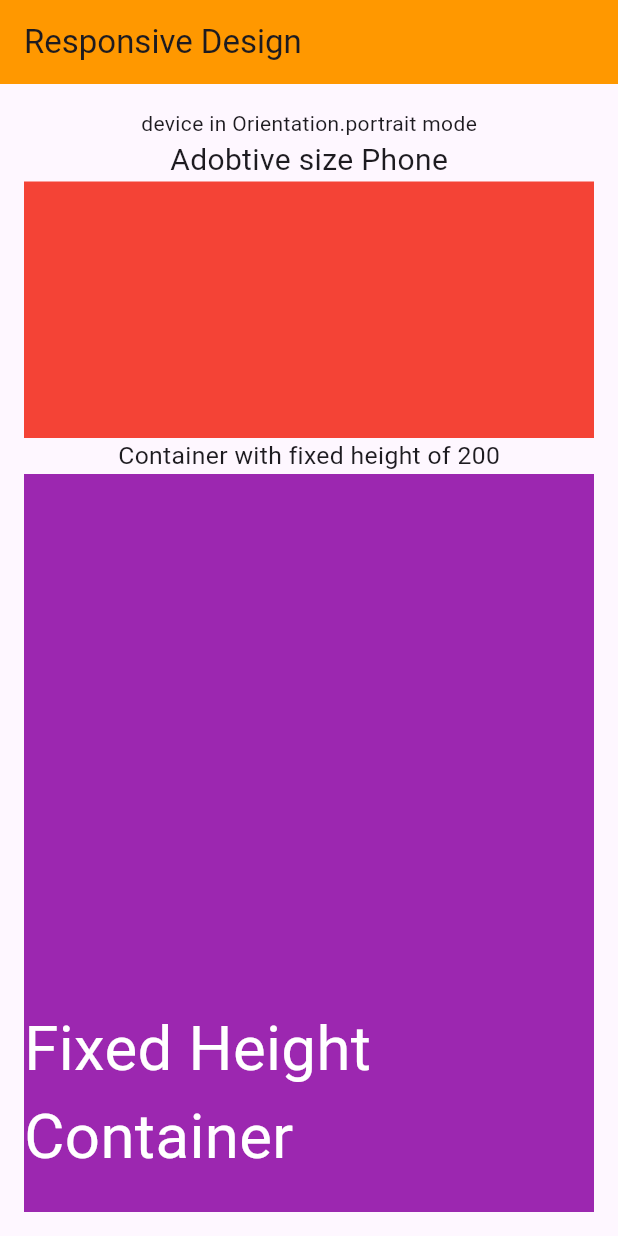
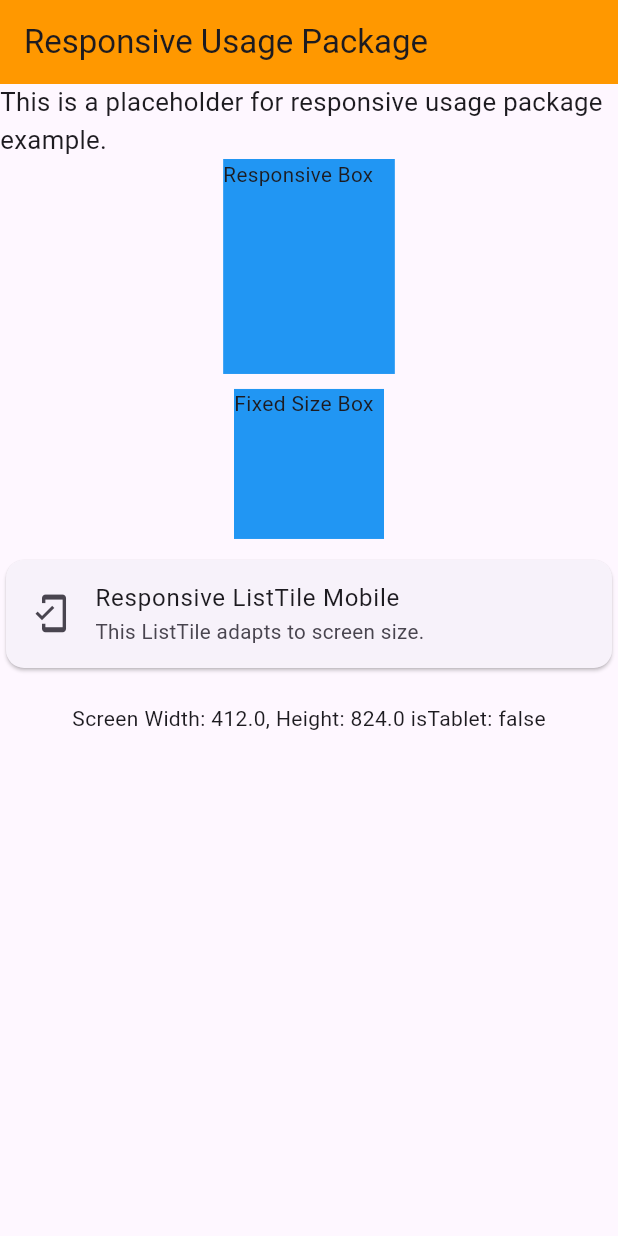
Before and after one commit to sksojib6860/ostad_course, a Flutter app: the screen it shows after launch, on a phone screen of 412 x 824 dp. Run offline on Flutter 3.47's test engine with Material 3 defaults, Android fonts, the phone set to English and light mode, and no system bars; our stand-ins replace flutter_screenutil.

Commit message:
responsive design package used

```diff
--- /dev/null
+++ b/lib/module_14/responsive_usesage_package.dart
@@ -0,0 +1,83 @@
+import 'package:flutter/material.dart';
+import 'package:flutter_screenutil/flutter_screenutil.dart';
+
+class ResUsePackage extends StatelessWidget {
+  const ResUsePackage({super.key});
+
+  @override
+  Widget build(BuildContext context) {
+    Size size = MediaQuery.of(context).size;
+    final bool isTablet = size.width > 600;
+
+    return Scaffold(
+      appBar: AppBar(
+        backgroundColor: Colors.orange,
+        title: const Text('Responsive Usage Package'),
+      ),
+      body: SingleChildScrollView(
+        child: Column(
+          children: [
+            Text(
+              'This is a placeholder for responsive usage package example.',
+              style: TextStyle(fontSize: 15.sp),
+            ),
+            Container(
+              color: Colors.blue,
+              width: 100.w,
+              height: 120.h,
+              child: Text('Responsive Box', style: TextStyle(fontSize: 12.sp)),
+            ),
+            SizedBox(height: 10),
+            Container(
+              color: Colors.blue,
+              width: 100,
+              height: 100,
+              child: Text('Fixed Size Box'),
+            ),
+            SizedBox(height: 10),
+
+            isTablet
+                ? Container(
+                    child: Card(
+                      child: ListTile(
+                        leading: Icon(Icons.tablet, size: 24.sp),
+                        title: Text(
+                          'Responsive ListTile Tablet',
+                          style: TextStyle(fontSize: 14.sp),
+                        ),
+                        subtitle: Text(
+                          'This ListTile adapts to screen size.',
+                          style: TextStyle(fontSize: 12.sp),
+                        ),
+                      ),
+                    ),
+                  )
+                : Container(
+                    child: Card(
+                      child: ListTile(
+                        leading: Icon(
+                          Icons.mobile_friendly_outlined,
+                          size: 24.sp,
+                        ),
+                        title: Text(
+                          'Responsive ListTile Mobile',
+                          style: TextStyle(fontSize: 14.sp),
+                        ),
+                        subtitle: Text(
+                          'This ListTile adapts to screen size.',
+                          style: TextStyle(fontSize: 12.sp),
+                        ),
+                      ),
+                    ),
+                  ),
+
+            SizedBox(height: 20),
+            Text(
+              'Screen Width: ${size.width}, Height: ${size.height} isTablet: $isTablet',
+            ),
+          ],
+        ),
+      ),
+    );
+  }
+}
--- a/lib/myapp.dart
+++ b/lib/myapp.dart
@@ -1,15 +1,22 @@
 import 'package:flutter/material.dart';
-import 'package:ostad_batch_12/module_14/responsive_design.dart';
+import 'package:flutter_screenutil/flutter_screenutil.dart';
+
+import 'module_14/responsive_usesage_package.dart';
 
 class MyApp extends StatelessWidget {
   const MyApp({super.key});
 
   @override
   Widget build(BuildContext context) {
-    // TODO: implement build
-    return MaterialApp(
-      //theme: ThemeData(primaryColor: Colors.grey),
-      home: ResponsIveDesing(),
+    return ScreenUtilInit(
+      designSize: const Size(360, 690),
+      minTextAdapt: true,
+      splitScreenMode: true,
+      // Use builder only if you need to use library outside ScreenUtilInit context
+      builder: (_, child) {
+        // TODO: implement build
+        return MaterialApp(home: ResUsePackage());
+      },
     );
   }
 }
--- a/pubspec.yaml
+++ b/pubspec.yaml
@@ -34,6 +34,7 @@ dependencies:
   # The following adds the Cupertino Icons font to your application.
   # Use with the CupertinoIcons class for iOS style icons.
   cupertino_icons: ^1.0.8
+  flutter_screenutil: ^5.9.3
 
 dev_dependencies:
   flutter_test:
```
Also changed, not shown: pubspec.lock.
